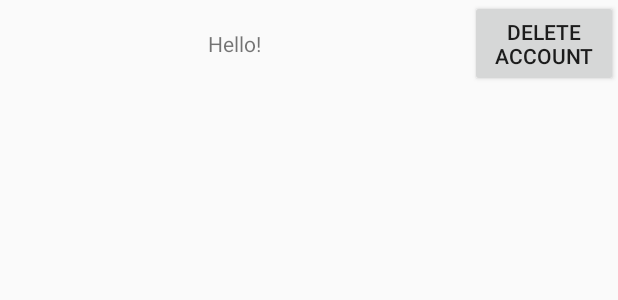
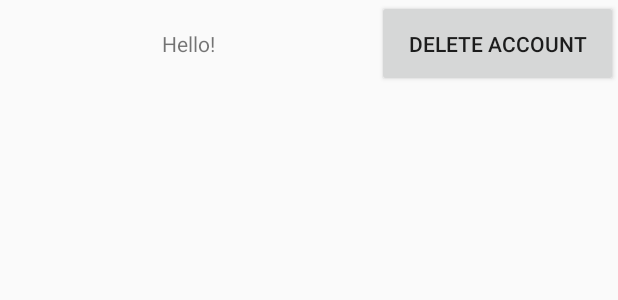
Before and after one commit to kenzo-spaulding/Food-Friend, an Android app: the layout activity_recycler_view.xml on its own in the app's theme, with its tools: preview values and no code run, on a phone screen of 412 x 824 dp. Shown: the top 300 px of the screen. Run offline under Robolectric (Android 15) with nearby library versions, the phone set to English and light mode, and no system bars.

```diff
--- a/foodie/main/src/main/java/com/interview/login/LoginActivity.java
+++ b/foodie/main/src/main/java/com/interview/login/LoginActivity.java
@@ -255,10 +255,6 @@ public class LoginActivity extends AppCompatActivity {
                 RC_SIGN_IN);
     }
 
-    public void onClick_KeepMeSignedIn(View view){
-        //TODO: set sign in options to stay signed in
-    }
-
     public void updateUI(FirebaseUser user){
         if (user != null) {
             String welcome = getString(R.string.welcome) + user.getDisplayName();
--- a/foodie/main/src/main/res/layout/activity_recycler_view.xml
+++ b/foodie/main/src/main/res/layout/activity_recycler_view.xml
@@ -33,7 +33,7 @@
         android:layout_width="wrap_content"
         android:layout_height="wrap_content"
         android:orientation="vertical"
-        app:layout_constraintGuide_percent="0.76" />
+        app:layout_constraintGuide_percent="0.61" />
 
     <androidx.constraintlayout.widget.Guideline
         android:id="@+id/guideline2"
```
